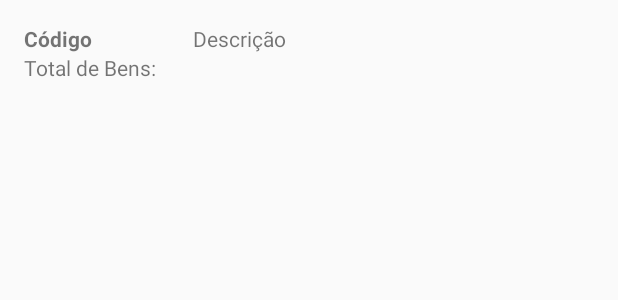
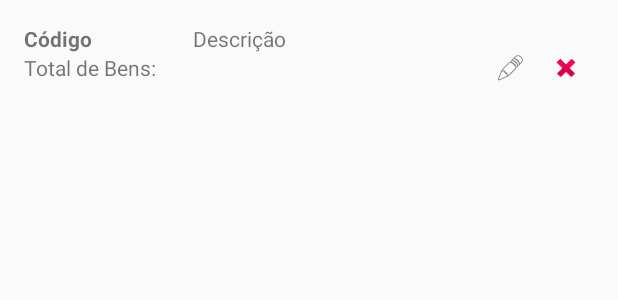
Before and after one commit to lsbasilio/SysInv-Android, an Android app: the layout adapter_locais.xml on its own in the app's theme, with its tools: preview values and no code run, on a phone screen of 412 x 824 dp. Shown: the top 300 px of the screen. Run offline under Robolectric (Android 15) with nearby library versions, the phone set to English and light mode, and no system bars.

Commit message:
Adicionado botões de Editar e Excluir à Lista de Locais (RecyclerView)

```diff
--- a/app/src/main/res/layout/activity_locais.xml
+++ b/app/src/main/res/layout/activity_locais.xml
@@ -15,15 +15,15 @@
         <EditText
             android:id="@+id/textBusca"
             android:layout_width="361dp"
-            android:layout_height="wrap_content"
+            android:layout_height="40dp"
             android:layout_weight="1"
             android:ems="10"
             android:inputType="textPersonName" />
 
         <ImageView
             android:id="@+id/imageBusca"
-            android:layout_width="50dp"
-            android:layout_height="40dp"
+            android:layout_width="40dp"
+            android:layout_height="30dp"
             android:layout_weight="1"
             android:onClick="onClickBusca"
             app:srcCompat="@android:drawable/ic_search_category_default" />
--- a/app/src/main/res/layout/adapter_locais.xml
+++ b/app/src/main/res/layout/adapter_locais.xml
@@ -1,5 +1,6 @@
 <?xml version="1.0" encoding="utf-8"?>
 <LinearLayout xmlns:android="http://schemas.android.com/apk/res/android"
+    xmlns:app="http://schemas.android.com/apk/res-auto"
     android:layout_width="match_parent"
     android:layout_height="wrap_content"
     android:layout_margin="16dp"
@@ -27,9 +28,32 @@
             android:text="Descrição" />
     </LinearLayout>
 
-    <TextView
-        android:id="@+id/textTotalBens"
+    <LinearLayout
         android:layout_width="match_parent"
-        android:layout_height="wrap_content"
-        android:text="Total de Bens:" />
+        android:layout_height="match_parent"
+        android:orientation="horizontal">
+
+        <TextView
+            android:id="@+id/textTotalBens"
+            android:layout_width="306dp"
+            android:layout_height="wrap_content"
+            android:text="Total de Bens:" />
+
+        <ImageView
+            android:id="@+id/imageEditar"
+            android:layout_width="30dp"
+            android:layout_height="20dp"
+            android:layout_weight="1"
+            android:onClick="onClickEdita"
+            app:srcCompat="@android:drawable/ic_menu_edit" />
+
+        <ImageView
+            android:id="@+id/imageExcluir"
+            android:layout_width="30dp"
+            android:layout_height="20dp"
+            android:layout_weight="1"
+            android:onClick="onClickExclui"
+            app:srcCompat="@android:drawable/ic_delete" />
+
+    </LinearLayout>
 </LinearLayout>
```
Also changed, not shown: app/src/main/java/com/leandro/sysinv/activity/LocalActivity.java (+13 -2 lines), app/src/main/java/com/leandro/sysinv/adapter/AdapterLocais.java (+8 -5 lines).
